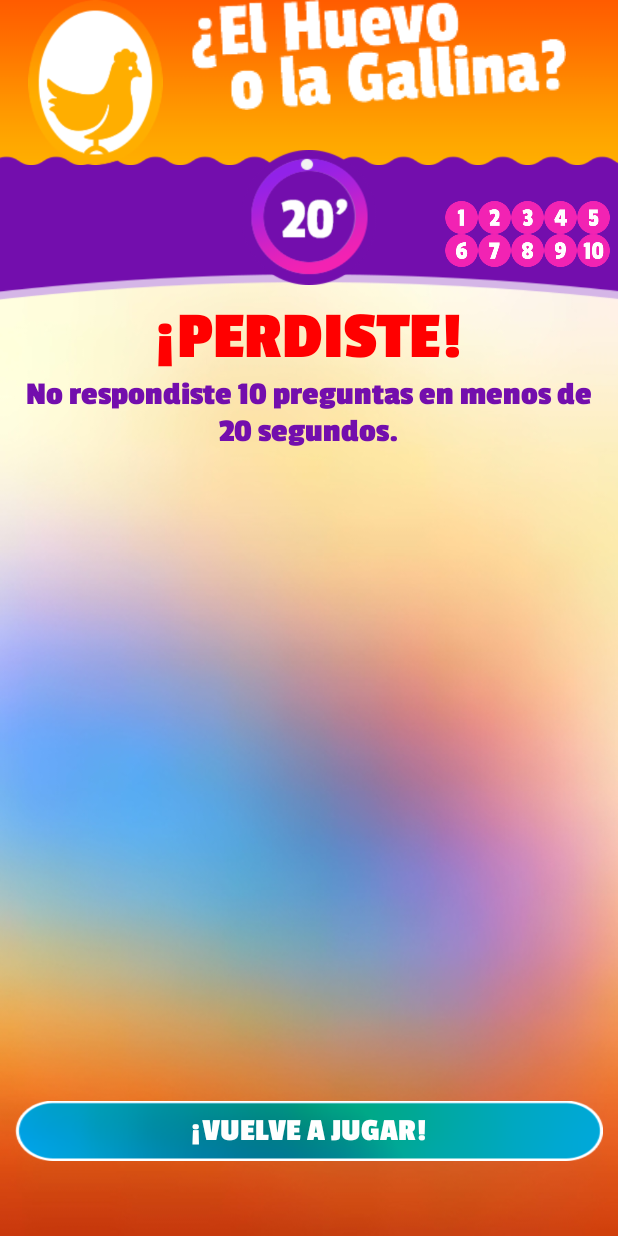
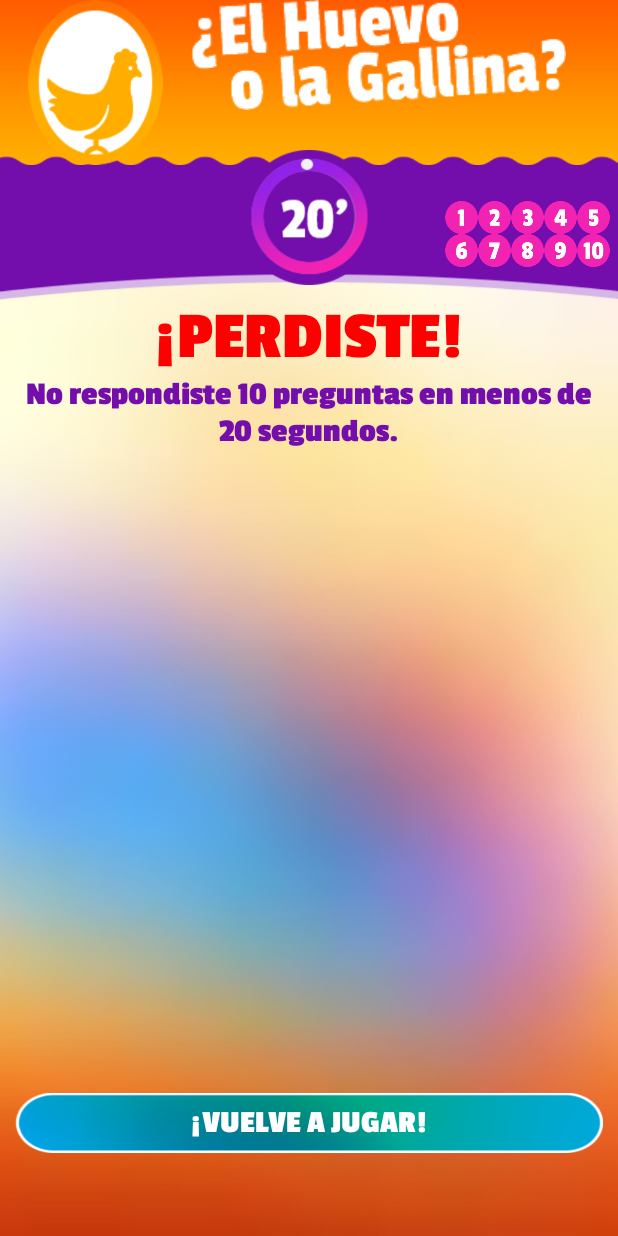
Before and after one commit to cristiansan/ElHuevoOLaGallina, an Android app: the LoseActivity screen opened directly, with no data from a screen before it, on a phone screen of 412 x 824 dp. Run offline under Robolectric (Android 15) with nearby library versions, the phone set to English and light mode, and no system bars; our stand-ins replace AdMob, CircleImageView; libraries missing offline, so code that uses them is left out: com.facebook, com.facebook.widget, com.nostra13.universalimageloader.

Commit message:
subi botones para que entre el banner

```diff
--- a/app/src/main/res/layout/activity_loose.xml
+++ b/app/src/main/res/layout/activity_loose.xml
@@ -83,7 +83,7 @@
         android:layout_alignEnd="@+id/activity_loose_imagebutton_boton_compartir"
         android:layout_alignLeft="@+id/activity_loose_imagebutton_boton_compartir"
         android:layout_alignStart="@+id/activity_loose_imagebutton_boton_compartir"
-        android:layout_marginBottom="50dp" />
+        android:layout_marginBottom="55dp" />
 
     <TextView
         android:layout_width="wrap_content"
--- a/app/src/main/res/layout/activity_won.xml
+++ b/app/src/main/res/layout/activity_won.xml
@@ -83,7 +83,7 @@
         android:layout_alignEnd="@+id/activity_congrats_imagebutton_boton_compartir"
         android:layout_alignLeft="@+id/activity_congrats_imagebutton_boton_compartir"
         android:layout_alignStart="@+id/activity_congrats_imagebutton_boton_compartir"
-        android:layout_marginBottom="50dp" />
+        android:layout_marginBottom="55dp" />
 
     <TextView
         android:layout_width="wrap_content"
```
